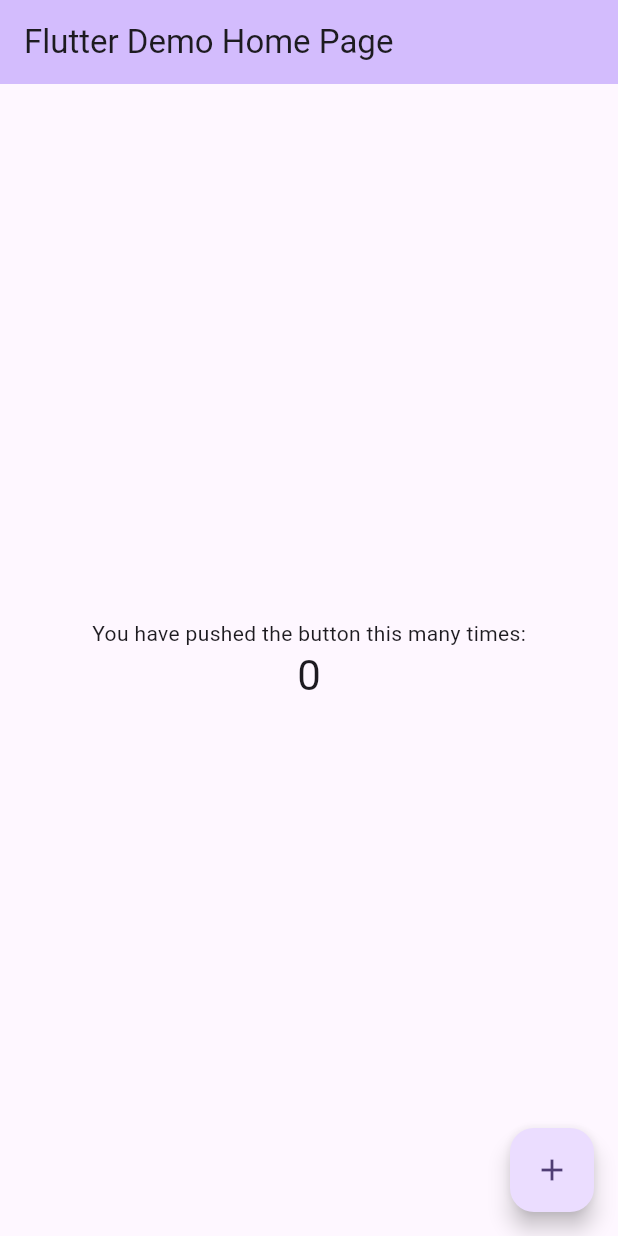
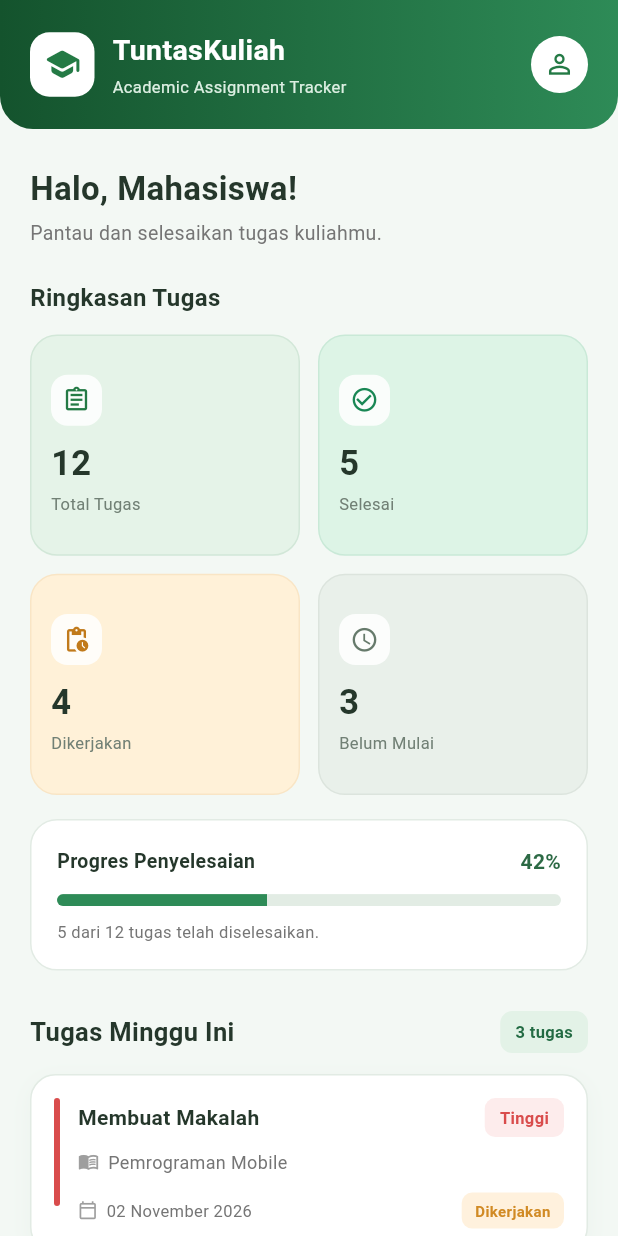
Before and after one commit to pannpanns/UTS-2415051069_Putu_Evan_Jagadish_Satriana, a Flutter app: the screen it shows after launch, on a phone screen of 412 x 824 dp. Run offline on Flutter 3.47's test engine with Material 3 defaults, Android fonts, the phone set to English and light mode, and no system bars.

Commit message:
Build initial TuntasKuliah dashboard UI

```diff
--- a/lib/main.dart
+++ b/lib/main.dart
@@ -1,122 +1,26 @@
 import 'package:flutter/material.dart';
 
+import 'screens/home_screen.dart';
+
 void main() {
-  runApp(const MyApp());
+  runApp(const TuntasKuliahApp());
 }
 
-class MyApp extends StatelessWidget {
-  const MyApp({super.key});
+class TuntasKuliahApp extends StatelessWidget {
+  const TuntasKuliahApp({super.key});
 
-  // This widget is the root of your application.
   @override
   Widget build(BuildContext context) {
     return MaterialApp(
-      title: 'Flutter Demo',
+      debugShowCheckedModeBanner: false,
+      title: 'TuntasKuliah',
       theme: ThemeData(
-        // This is the theme of your application.
-        //
-        // TRY THIS: Try running your application with "flutter run". You'll see
-        // the application has a purple toolbar. Then, without quitting the app,
-        // try changing the seedColor in the colorScheme below to Colors.green
-        // and then invoke "hot reload" (save your changes or press the "hot
-        // reload" button in a Flutter-supported IDE, or press "r" if you used
-        // the command line to start the app).
-        //
-        // Notice that the counter didn't reset back to zero; the application
-        // state is not lost during the reload. To reset the state, use hot
-        // restart instead.
-        //
-        // This works for code too, not just values: Most code changes can be
-        // tested with just a hot reload.
-        colorScheme: .fromSeed(seedColor: Colors.deepPurple),
+        useMaterial3: true,
+        scaffoldBackgroundColor: const Color(0xFFF3F8F4),
+        colorScheme: ColorScheme.fromSeed(seedColor: const Color(0xFF2E8B57)),
+        fontFamily: 'Roboto',
       ),
-      home: const MyHomePage(title: 'Flutter Demo Home Page'),
+      home: const HomeScreen(),
     );
   }
 }
-
-class MyHomePage extends StatefulWidget {
-  const MyHomePage({super.key, required this.title});
-
-  // This widget is the home page of your application. It is stateful, meaning
-  // that it has a State object (defined below) that contains fields that affect
-  // how it looks.
-
-  // This class is the configuration for the state. It holds the values (in this
-  // case the title) provided by the parent (in this case the App widget) and
-  // used by the build method of the State. Fields in a Widget subclass are
-  // always marked "final".
-
-  final String title;
-
-  @override
-  State<MyHomePage> createState() => _MyHomePageState();
-}
-
-class _MyHomePageState extends State<MyHomePage> {
-  int _counter = 0;
-
-  void _incrementCounter() {
-    setState(() {
-      // This call to setState tells the Flutter framework that something has
-      // changed in this State, which causes it to rerun the build method below
-      // so that the display can reflect the updated values. If we changed
-      // _counter without calling setState(), then the build method would not be
-      // called again, and so nothing would appear to happen.
-      _counter++;
-    });
-  }
-
-  @override
-  Widget build(BuildContext context) {
-    // This method is rerun every time setState is called, for instance as done
-    // by the _incrementCounter method above.
-    //
-    // The Flutter framework has been optimized to make rerunning build methods
-    // fast, so that you can just rebuild anything that needs updating rather
-    // than having to individually change instances of widgets.
-    return Scaffold(
-      appBar: AppBar(
-        // TRY THIS: Try changing the color here to a specific color (to
-        // Colors.amber, perhaps?) and trigger a hot reload to see the AppBar
-        // change color while the other colors stay the same.
-        backgroundColor: Theme.of(context).colorScheme.inversePrimary,
-        // Here we take the value from the MyHomePage object that was created by
-        // the App.build method, and use it to set our appbar title.
-        title: Text(widget.title),
-      ),
-      body: Center(
-        // Center is a layout widget. It takes a single child and positions it
-        // in the middle of the parent.
-        child: Column(
-          // Column is also a layout widget. It takes a list of children and
-          // arranges them vertically. By default, it sizes itself to fit its
-          // children horizontally, and tries to be as tall as its parent.
-          //
-          // Column has various properties to control how it sizes itself and
-          // how it positions its children. Here we use mainAxisAlignment to
-          // center the children vertically; the main axis here is the vertical
-          // axis because Columns are vertical (the cross axis would be
-          // horizontal).
-          //
-          // TRY THIS: Invoke "debug painting" (choose the "Toggle Debug Paint"
-          // action in the IDE, or press "p" in the console), to see the
-          // wireframe for each widget.
-          mainAxisAlignment: .center,
-          children: [
-            const Text('You have pushed the button this many times:'),
-            Text(
-              '$_counter',
-              style: Theme.of(context).textTheme.headlineMedium,
-            ),
-          ],
-        ),
-      ),
-      floatingActionButton: FloatingActionButton(
-        onPressed: _incrementCounter,
-        tooltip: 'Increment',
-        child: const Icon(Icons.add),
-      ),
-    );
-  }
-}
--- /dev/null
+++ b/lib/screens/home_screen.dart
@@ -0,0 +1,307 @@
+import 'package:flutter/material.dart';
+
+import '../widgets/summary_card.dart';
+import '../widgets/task_card.dart';
+
+class HomeScreen extends StatelessWidget {
+  const HomeScreen({super.key});
+
+  @override
+  Widget build(BuildContext context) {
+    return Scaffold(
+      body: SafeArea(
+        child: SingleChildScrollView(
+          padding: EdgeInsets.zero,
+          child: Column(
+            crossAxisAlignment: CrossAxisAlignment.stretch,
+            children: [
+              _buildHeader(),
+              Padding(
+                padding: const EdgeInsets.fromLTRB(20, 24, 20, 24),
+                child: Column(
+                  crossAxisAlignment: CrossAxisAlignment.start,
+                  children: [
+                    _buildGreeting(),
+                    const SizedBox(height: 22),
+                    _buildSummary(),
+                    const SizedBox(height: 16),
+                    _buildProgressCard(context),
+                    const SizedBox(height: 27),
+                    _buildUpcomingHeader(),
+                    const SizedBox(height: 14),
+                    _buildUpcomingTasks(),
+                  ],
+                ),
+              ),
+            ],
+          ),
+        ),
+      ),
+    );
+  }
+
+  // Full-width application header
+  Widget _buildHeader() {
+    return Container(
+      width: double.infinity,
+      padding: const EdgeInsets.symmetric(horizontal: 20, vertical: 20),
+      decoration: const BoxDecoration(
+        gradient: LinearGradient(
+          colors: [Color(0xFF14532D), Color(0xFF2E8B57)],
+          begin: Alignment.centerLeft,
+          end: Alignment.centerRight,
+        ),
+        borderRadius: BorderRadius.only(
+          bottomLeft: Radius.circular(22),
+          bottomRight: Radius.circular(22),
+        ),
+      ),
+      child: Row(
+        children: [
+          Container(
+            width: 43,
+            height: 43,
+            decoration: BoxDecoration(
+              color: Colors.white,
+              borderRadius: BorderRadius.circular(13),
+            ),
+            child: const Icon(
+              Icons.school_rounded,
+              color: Color(0xFF247A45),
+              size: 25,
+            ),
+          ),
+          const SizedBox(width: 12),
+          const Expanded(
+            child: Column(
+              crossAxisAlignment: CrossAxisAlignment.start,
+              children: [
+                Text(
+                  'TuntasKuliah',
+                  style: TextStyle(
+                    fontSize: 19,
+                    fontWeight: FontWeight.bold,
+                    color: Colors.white,
+                  ),
+                ),
+                SizedBox(height: 3),
+                Text(
+                  'Academic Assignment Tracker',
+                  style: TextStyle(fontSize: 11, color: Color(0xFFDCEFE2)),
+                ),
+              ],
+            ),
+          ),
+          Container(
+            width: 38,
+            height: 38,
+            decoration: const BoxDecoration(
+              color: Colors.white,
+              shape: BoxShape.circle,
+            ),
+            child: const Icon(
+              Icons.person_outline,
+              color: Color(0xFF247A45),
+              size: 21,
+            ),
+          ),
+        ],
+      ),
+    );
+  }
+
+  // Greeting section
+  Widget _buildGreeting() {
+    return Column(
+      crossAxisAlignment: CrossAxisAlignment.start,
+      children: [
+        const Text(
+          'Halo, Mahasiswa!',
+          style: TextStyle(
+            fontSize: 22,
+            fontWeight: FontWeight.bold,
+            color: Color(0xFF25372B),
+          ),
+        ),
+        const SizedBox(height: 5),
+        Text(
+          'Pantau dan selesaikan tugas kuliahmu.',
+          style: TextStyle(fontSize: 13, color: Colors.grey.shade600),
+        ),
+      ],
+    );
+  }
+
+  // Task summary
+  Widget _buildSummary() {
+    return Column(
+      crossAxisAlignment: CrossAxisAlignment.start,
+      children: [
+        const Text(
+          'Ringkasan Tugas',
+          style: TextStyle(
+            fontSize: 16,
+            fontWeight: FontWeight.bold,
+            color: Color(0xFF25372B),
+          ),
+        ),
+        const SizedBox(height: 13),
+        GridView.count(
+          shrinkWrap: true,
+          physics: const NeverScrollableScrollPhysics(),
+          crossAxisCount: 2,
+          crossAxisSpacing: 12,
+          mainAxisSpacing: 12,
+          childAspectRatio: 1.22,
+          children: const [
+            SummaryCard(
+              title: 'Total Tugas',
+              value: '12',
+              icon: Icons.assignment_outlined,
+              color: Color(0xFF247A45),
+              backgroundColor: Color(0xFFE5F3E8),
+            ),
+            SummaryCard(
+              title: 'Selesai',
+              value: '5',
+              icon: Icons.check_circle_outline,
+              color: Color(0xFF198754),
+              backgroundColor: Color(0xFFDDF4E6),
+            ),
+            SummaryCard(
+              title: 'Dikerjakan',
+              value: '4',
+              icon: Icons.pending_actions,
+              color: Color(0xFFC17A1B),
+              backgroundColor: Color(0xFFFFF1D8),
+            ),
+            SummaryCard(
+              title: 'Belum Mulai',
+              value: '3',
+              icon: Icons.schedule_outlined,
+              color: Color(0xFF667A6B),
+              backgroundColor: Color(0xFFE9F0EA),
+            ),
+          ],
+        ),
+      ],
+    );
+  }
+
+  // Task completion progress
+  Widget _buildProgressCard(BuildContext context) {
+    return Container(
+      width: double.infinity,
+      padding: const EdgeInsets.all(17),
+      decoration: BoxDecoration(
+        color: Colors.white,
+        borderRadius: BorderRadius.circular(18),
+        border: Border.all(color: const Color(0xFFE2EBE4)),
+      ),
+      child: Column(
+        crossAxisAlignment: CrossAxisAlignment.start,
+        children: [
+          Row(
+            mainAxisAlignment: MainAxisAlignment.spaceBetween,
+            children: [
+              const Text(
+                'Progres Penyelesaian',
+                style: TextStyle(
+                  fontSize: 13,
+                  fontWeight: FontWeight.w600,
+                  color: Color(0xFF25372B),
+                ),
+              ),
+              Text(
+                '42%',
+                style: TextStyle(
+                  fontSize: 14,
+                  fontWeight: FontWeight.bold,
+                  color: Theme.of(context).colorScheme.primary,
+                ),
+              ),
+            ],
+          ),
+          const SizedBox(height: 12),
+          ClipRRect(
+            borderRadius: BorderRadius.circular(10),
+            child: const LinearProgressIndicator(
+              value: 5 / 12,
+              minHeight: 8,
+              backgroundColor: Color(0xFFE2ECE4),
+              valueColor: AlwaysStoppedAnimation<Color>(Color(0xFF2E8B57)),
+            ),
+          ),
+          const SizedBox(height: 9),
+          Text(
+            '5 dari 12 tugas telah diselesaikan.',
+            style: TextStyle(fontSize: 11, color: Colors.grey.shade600),
+          ),
+        ],
+      ),
+    );
+  }
+
+  // Upcoming task header
+  Widget _buildUpcomingHeader() {
+    return Row(
+      mainAxisAlignment: MainAxisAlignment.spaceBetween,
+      children: [
+        const Text(
+          'Tugas Minggu Ini',
+          style: TextStyle(
+            fontSize: 17,
+            fontWeight: FontWeight.bold,
+            color: Color(0xFF25372B),
+          ),
+        ),
+        Container(
+          padding: const EdgeInsets.symmetric(horizontal: 10, vertical: 6),
+          decoration: BoxDecoration(
+            color: const Color(0xFFE3F2E7),
+            borderRadius: BorderRadius.circular(8),
+          ),
+          child: const Text(
+            '3 tugas',
+            style: TextStyle(
+              fontSize: 11,
+              color: Color(0xFF236B43),
+              fontWeight: FontWeight.w600,
+            ),
+          ),
+        ),
+      ],
+    );
+  }
+
+  // Upcoming task list
+  Widget _buildUpcomingTasks() {
+    return const Column(
+      children: [
+        TaskCard(
+          title: 'Membuat Makalah',
+          subject: 'Pemrograman Mobile',
+          deadline: '02 November 2026',
+          priority: 'Tinggi',
+          status: 'Dikerjakan',
+        ),
+        SizedBox(height: 11),
+        TaskCard(
+          title: 'Laporan Praktikum',
+          subject: 'Basis Data',
+          deadline: '04 November 2026',
+          priority: 'Sedang',
+          status: 'Belum Mulai',
+        ),
+        SizedBox(height: 11),
+        TaskCard(
+          title: 'Presentasi Individu',
+          subject: 'Analisis Sistem',
+          deadline: '06 November 2026',
+          priority: 'Rendah',
+          status: 'Belum Mulai',
+        ),
+      ],
+    );
+  }
+}
--- /dev/null
+++ b/lib/widgets/priority_badge.dart
@@ -0,0 +1,52 @@
+import 'package:flutter/material.dart';
+
+class PriorityBadge extends StatelessWidget {
+  final String priority;
+
+  const PriorityBadge({super.key, required this.priority});
+
+  Color get _backgroundColor {
+    switch (priority.toLowerCase()) {
+      case 'tinggi':
+        return const Color(0xFFFDECEC);
+      case 'sedang':
+        return const Color(0xFFFFF4E5);
+      case 'rendah':
+        return const Color(0xFFE8F6EF);
+      default:
+        return const Color(0xFFF0F0F5);
+    }
+  }
+
+  Color get _textColor {
+    switch (priority.toLowerCase()) {
+      case 'tinggi':
+        return const Color(0xFFD94C4C);
+      case 'sedang':
+        return const Color(0xFFD18A24);
+      case 'rendah':
+        return const Color(0xFF279B72);
+      default:
+        return const Color(0xFF777787);
+    }
+  }
+
+  @override
+  Widget build(BuildContext context) {
+    return Container(
+      padding: const EdgeInsets.symmetric(horizontal: 10, vertical: 5),
+      decoration: BoxDecoration(
+        color: _backgroundColor,
+        borderRadius: BorderRadius.circular(7),
+      ),
+      child: Text(
+        priority,
+        style: TextStyle(
+          color: _textColor,
+          fontSize: 11,
+          fontWeight: FontWeight.w600,
+        ),
+      ),
+    );
+  }
+}
--- /dev/null
+++ b/lib/widgets/summary_card.dart
@@ -0,0 +1,59 @@
+import 'package:flutter/material.dart';
+
+class SummaryCard extends StatelessWidget {
+  final String title;
+  final String value;
+  final IconData icon;
+  final Color color;
+  final Color backgroundColor;
+
+  const SummaryCard({
+    super.key,
+    required this.title,
+    required this.value,
+    required this.icon,
+    required this.color,
+    this.backgroundColor = Colors.white,
+  });
+
+  @override
+  Widget build(BuildContext context) {
+    return Container(
+      padding: const EdgeInsets.all(13),
+      decoration: BoxDecoration(
+        color: backgroundColor,
+        borderRadius: BorderRadius.circular(18),
+        border: Border.all(color: color.withValues(alpha: 0.10)),
+      ),
+      child: Column(
+        crossAxisAlignment: CrossAxisAlignment.start,
+        mainAxisAlignment: MainAxisAlignment.center,
+        children: [
+          Container(
+            width: 34,
+            height: 34,
+            decoration: BoxDecoration(
+              color: Colors.white.withValues(alpha: 0.85),
+              borderRadius: BorderRadius.circular(11),
+            ),
+            child: Icon(icon, color: color, size: 19),
+          ),
+          const SizedBox(height: 9),
+          Text(
+            value,
+            style: const TextStyle(
+              fontSize: 23,
+              fontWeight: FontWeight.bold,
+              color: Color(0xFF25372B),
+            ),
+          ),
+          const SizedBox(height: 2),
+          Text(
+            title,
+            style: const TextStyle(fontSize: 11, color: Color(0xFF718075)),
+          ),
+        ],
+      ),
+    );
+  }
+}
--- /dev/null
+++ b/lib/widgets/task_card.dart
@@ -0,0 +1,166 @@
+import 'package:flutter/material.dart';
+
+import 'priority_badge.dart';
+
+class TaskCard extends StatelessWidget {
+  final String title;
+  final String subject;
+  final String deadline;
+  final String priority;
+  final String status;
+
+  const TaskCard({
+    super.key,
+    required this.title,
+    required this.subject,
+    required this.deadline,
+    required this.priority,
+    required this.status,
+  });
+
+  Color get _priorityColor {
+    switch (priority.toLowerCase()) {
+      case 'tinggi':
+        return const Color(0xFFD94C4C);
+      case 'sedang':
+        return const Color(0xFFE49A32);
+      default:
+        return const Color(0xFF279B72);
+    }
+  }
+
+  Color get _statusColor {
+    switch (status.toLowerCase()) {
+      case 'selesai':
+        return const Color(0xFF279B72);
+      case 'dikerjakan':
+        return const Color(0xFFD18A24);
+      default:
+        return const Color(0xFF718075);
+    }
+  }
+
+  Color get _statusBackground {
+    switch (status.toLowerCase()) {
+      case 'selesai':
+        return const Color(0xFFE5F6EF);
+      case 'dikerjakan':
+        return const Color(0xFFFFF1DD);
+      default:
+        return const Color(0xFFEDF2EE);
+    }
+  }
+
+  @override
+  Widget build(BuildContext context) {
+    return Container(
+      padding: const EdgeInsets.all(15),
+      decoration: BoxDecoration(
+        color: Colors.white,
+        borderRadius: BorderRadius.circular(17),
+        border: Border.all(color: const Color(0xFFE2EBE4)),
+        boxShadow: [
+          BoxShadow(
+            color: const Color(0xFF1B5E3B).withValues(alpha: 0.035),
+            blurRadius: 12,
+            offset: const Offset(0, 4),
+          ),
+        ],
+      ),
+      child: Row(
+        crossAxisAlignment: CrossAxisAlignment.start,
+        children: [
+          Container(
+            width: 4,
+            height: 72,
+            decoration: BoxDecoration(
+              color: _priorityColor,
+              borderRadius: BorderRadius.circular(10),
+            ),
+          ),
+          const SizedBox(width: 12),
+          Expanded(
+            child: Column(
+              crossAxisAlignment: CrossAxisAlignment.start,
+              children: [
+                Row(
+                  children: [
+                    Expanded(
+                      child: Text(
+                        title,
+                        style: const TextStyle(
+                          fontSize: 14,
+                          fontWeight: FontWeight.w700,
+                          color: Color(0xFF25372B),
+                        ),
+                      ),
+                    ),
+                    PriorityBadge(priority: priority),
+                  ],
+                ),
+                const SizedBox(height: 8),
+                Row(
+                  children: [
+                    Icon(
+                      Icons.menu_book_outlined,
+                      size: 14,
+                      color: Colors.grey.shade500,
+                    ),
+                    const SizedBox(width: 6),
+                    Expanded(
+                      child: Text(
+                        subject,
+                        style: TextStyle(
+                          fontSize: 12,
+                          color: Colors.grey.shade600,
+                        ),
+                      ),
+                    ),
+                  ],
+                ),
+                const SizedBox(height: 12),
+                Row(
+                  children: [
+                    Icon(
+                      Icons.calendar_today_outlined,
+                      size: 13,
+                      color: Colors.grey.shade500,
+                    ),
+                    const SizedBox(width: 6),
+                    Expanded(
+                      child: Text(
+                        deadline,
+                        style: TextStyle(
+                          fontSize: 11,
+                          color: Colors.grey.shade600,
+                        ),
+                      ),
+                    ),
+                    Container(
+                      padding: const EdgeInsets.symmetric(
+                        horizontal: 9,
+                        vertical: 5,
+                      ),
+                      decoration: BoxDecoration(
+                        color: _statusBackground,
+                        borderRadius: BorderRadius.circular(7),
+                      ),
+                      child: Text(
+                        status,
+                        style: TextStyle(
+                          fontSize: 10,
+                          color: _statusColor,
+                          fontWeight: FontWeight.w600,
+                        ),
+                      ),
+                    ),
+                  ],
+                ),
+              ],
+            ),
+          ),
+        ],
+      ),
+    );
+  }
+}
```
Also changed, not shown: 1 other file.
